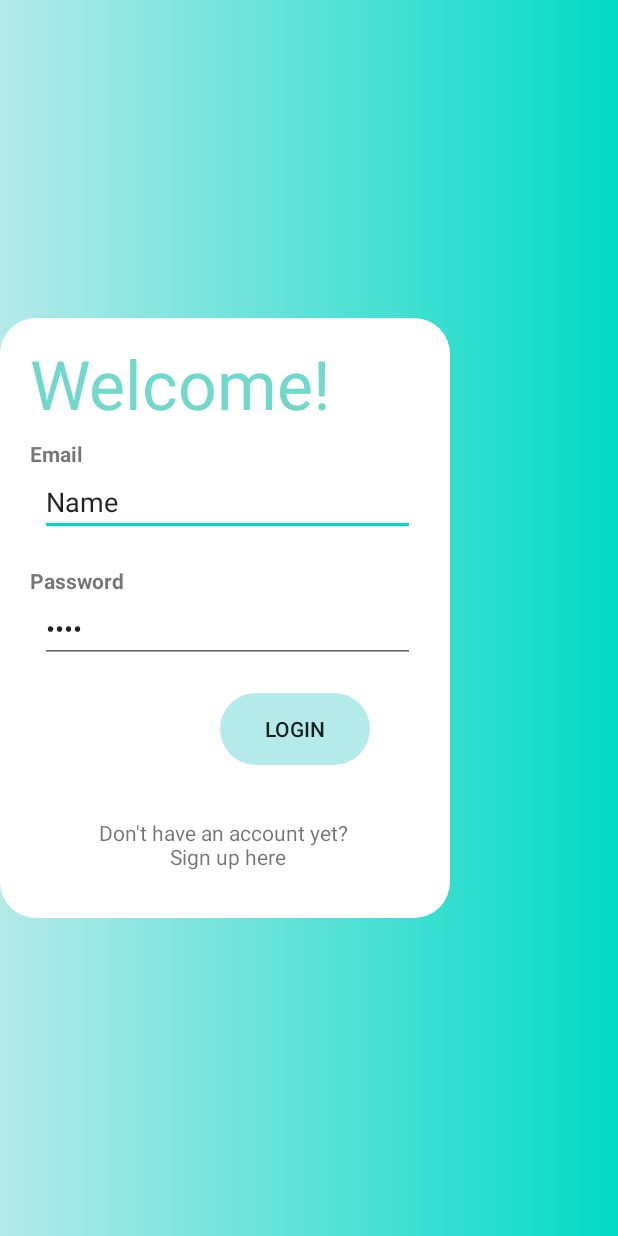
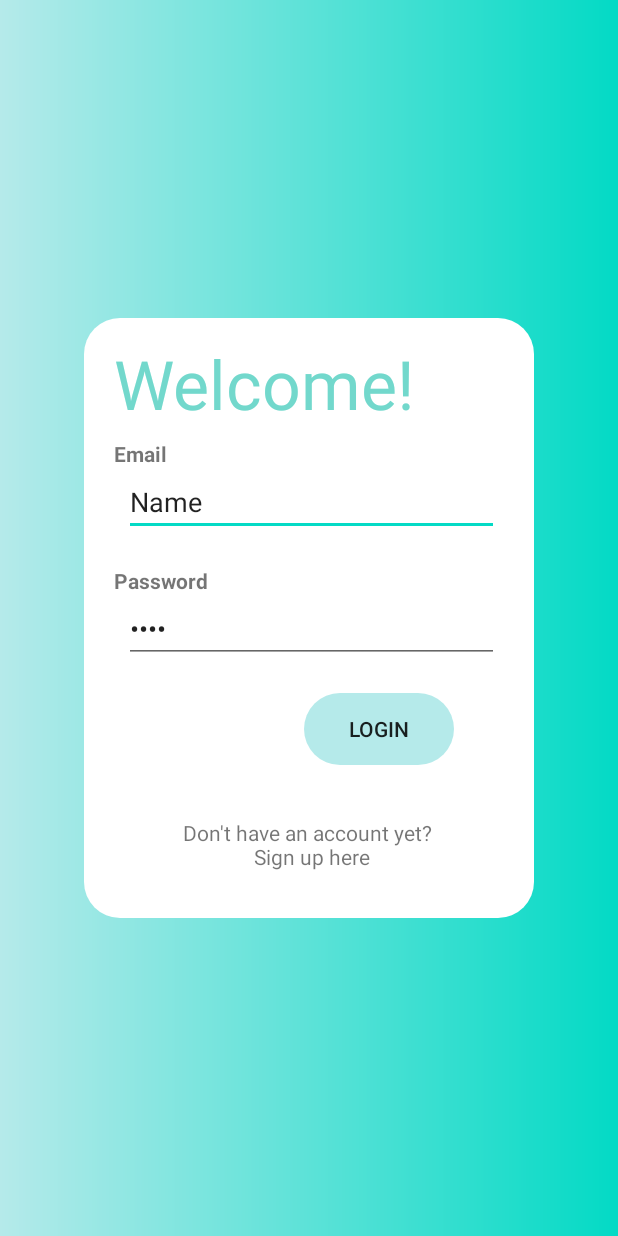
Before and after one commit to Xuzii/Payment_App, an Android app: the layout login_page.xml on its own in the app's theme, with its tools: preview values and no code run, on a phone screen of 412 x 824 dp. Run offline under Robolectric (Android 15) with nearby library versions, the phone set to English and light mode, and no system bars.

Commit message:
fixed constraints

```diff
--- a/app/src/main/res/layout/activity_main.xml
+++ b/app/src/main/res/layout/activity_main.xml
@@ -12,13 +12,14 @@
         android:layout_width="0dp"
         android:layout_height="wrap_content"
         android:layout_marginStart="40dp"
+        android:layout_marginTop="50dp"
         android:layout_marginEnd="40dp"
         android:background="@drawable/rounded_corners"
         android:shadowColor="#687577"
         android:text="Send Money"
         app:layout_constraintEnd_toEndOf="parent"
         app:layout_constraintStart_toStartOf="parent"
-        tools:layout_editor_absoluteY="282dp" />
+        app:layout_constraintTop_toBottomOf="@+id/textView4" />
 
     <Button
         android:id="@+id/RequestMoney"
@@ -41,7 +42,6 @@
         android:background="#193E5C"
         android:minHeight="?attr/actionBarSize"
         android:theme="?attr/actionBarTheme"
-        app:layout_constrainStart_toStartOf="parent"
         app:layout_constraintEnd_toEndOf="parent"
         app:layout_constraintStart_toStartOf="parent"
         app:layout_constraintTop_toTopOf="parent" />
@@ -57,7 +57,6 @@
         android:textColor="#FFFFFF"
         android:textSize="24sp"
         android:textStyle="italic"
-        app:layout_constrainStart_toStartOf="@+id/toolbar"
         app:layout_constraintBottom_toBottomOf="@+id/toolbar"
         app:layout_constraintEnd_toEndOf="@+id/toolbar"
         app:layout_constraintStart_toStartOf="@+id/toolbar"
--- a/app/src/main/res/layout/login_page.xml
+++ b/app/src/main/res/layout/login_page.xml
@@ -26,7 +26,11 @@
             android:textAppearance="@style/TextAppearance.AppCompat.Display2"
             android:textColor="#72D8CC"
             android:translationX="30px"
-            android:translationY="20px" />
+            android:translationY="20px"
+            app:layout_constraintBottom_toTopOf="@+id/Email"
+            app:layout_constraintEnd_toEndOf="@+id/parent"
+            app:layout_constraintStart_toStartOf="@+id/parent"
+            app:layout_constraintTop_toTopOf="@+id/parent"/>
 
         <TextView
             android:id="@+id/Email"
@@ -35,18 +39,24 @@
             android:text="Email"
             android:paddingLeft="20dp"
             android:paddingTop="20dp"
-            android:textStyle="bold"/>
+            android:textStyle="bold"
+            app:layout_constraintEnd_toEndOf="@+id/parent"
+            app:layout_constraintStart_toStartOf="@+id/parent"
+            app:layout_constraintBottom_toTopOf="@+id/Enter_email"
+            app:layout_constraintTop_toBottomOf="@+id/welcome"/>
 
         <EditText
             android:id="@+id/Enter_email"
             android:layout_width="250dp"
             android:layout_height="wrap_content"
-            android:layout_constraintEnd_toEndOf="parent"
-            android:layout_constraintStart_toStartOf="parent"
             android:ems="10"
             android:inputType="text|textEmailAddress"
             android:text="Name"
-            android:translationX="40px" />
+            android:translationX="40px"
+            app:layout_constraintEnd_toEndOf="@+id/parent"
+            app:layout_constraintStart_toStartOf="@+id/parent"
+            app:layout_constraintBottom_toTopOf="@+id/Password"
+            app:layout_constraintTop_toBottomOf="@+id/Email"/>
 
         <TextView
             android:id="@+id/Password"
@@ -55,7 +65,11 @@
             android:paddingLeft="20dp"
             android:paddingTop="20dp"
             android:text="Password"
-            android:textStyle="bold" />
+            android:textStyle="bold"
+            app:layout_constraintEnd_toEndOf="@+id/parent"
+            app:layout_constraintStart_toStartOf="@+id/parent"
+            app:layout_constraintBottom_toTopOf="@+id/Enter_password"
+            app:layout_constraintTop_toBottomOf="@+id/Enter_email"/>
 
         <EditText
             android:id="@+id/Enter_password"
@@ -64,7 +78,11 @@
             android:ems="10"
             android:inputType="textWebPassword"
             android:text="Name"
-            android:translationX="40px" />
+            android:translationX="40px"
+            app:layout_constraintEnd_toEndOf="@+id/parent"
+            app:layout_constraintStart_toStartOf="@+id/parent"
+            app:layout_constraintBottom_toTopOf="@+id/login_button"
+            app:layout_constraintTop_toBottomOf="@+id/Password"/>
 
         <Button
             android:id="@+id/login_button"
@@ -75,7 +93,11 @@
             android:layout_gravity="end"
             android:layout_marginRight="80px"
             android:layout_marginTop="30px"
-            android:text="Login"/>
+            android:text="Login"
+            app:layout_constraintEnd_toEndOf="@+id/parent"
+            app:layout_constraintStart_toStartOf="@+id/parent"
+            app:layout_constraintBottom_toTopOf="@+id/textView5"
+            app:layout_constraintTop_toBottomOf="@+id/Enter_password"/>
 
         <TextView
             android:id="@+id/textView5"
@@ -83,7 +105,12 @@
             android:layout_height="wrap_content"
             android:text="Don't have an account yet? \n Sign up here"
             android:textAlignment="center"
-            android:layout_marginTop="35dp"/>
+            android:layout_marginTop="35dp"
+            app:layout_constraintEnd_toEndOf="@+id/parent"
+            app:layout_constraintStart_toStartOf="@+id/parent"
+            app:layout_constraintBottom_toBottomOf="@+id/parent"
+            app:layout_constraintTop_toBottomOf="@+id/login_button"
+            />
     </LinearLayout>
 
     <TextView
```
